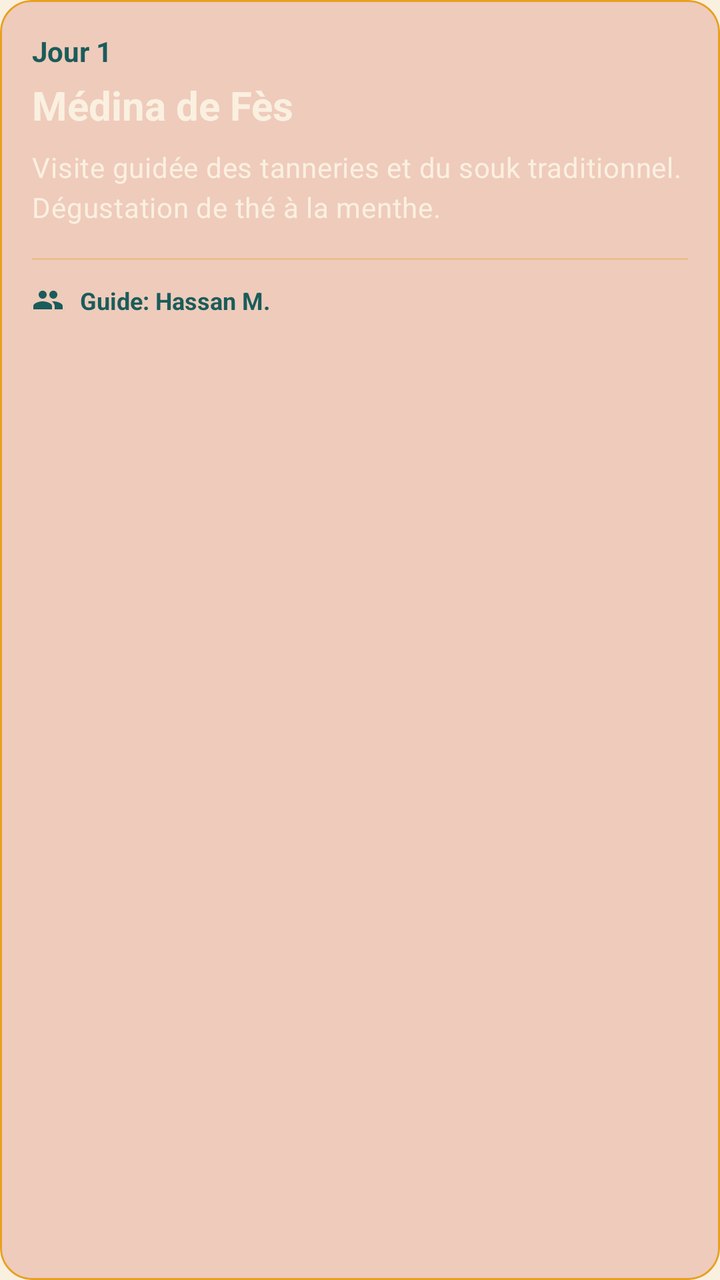
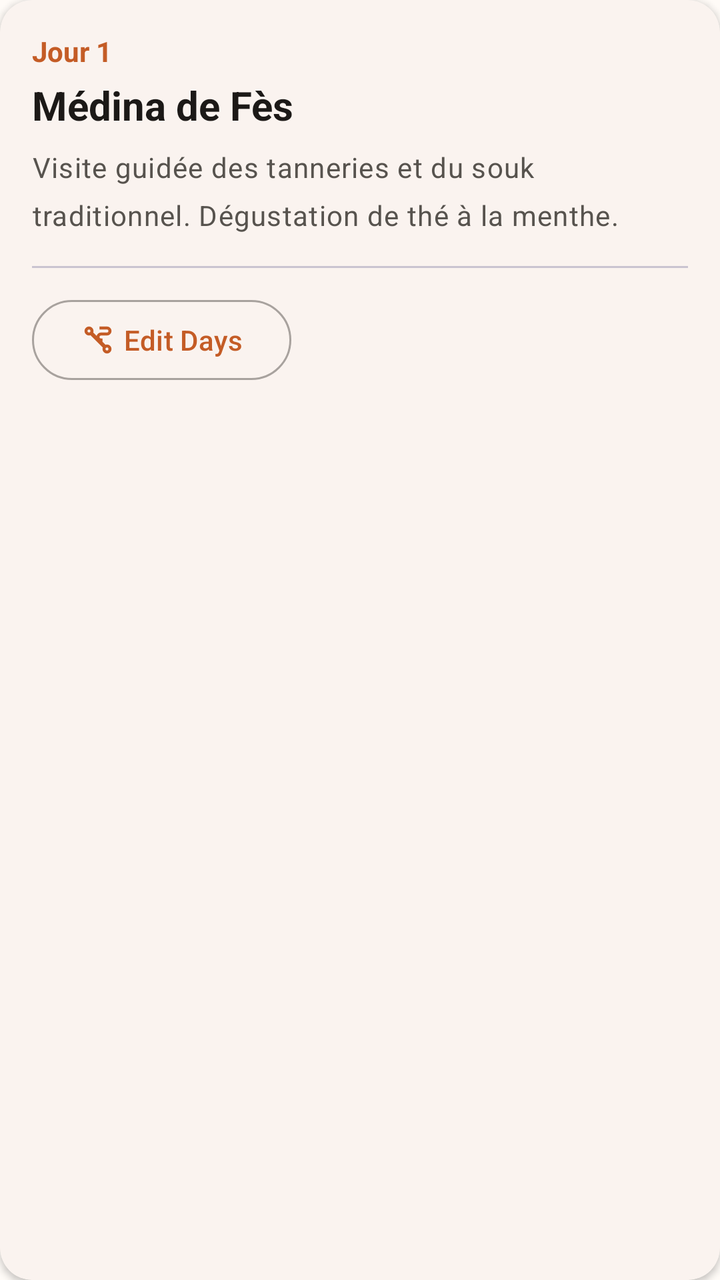

An Android layout rendered at two revisions. The XML below is the earlier revision; the diff shows what the commit changed to produce the second picture.
<!-- AndroidManifest.xml: application theme Theme.TourismGuide -->
<!-- res/layout/item_itinerary_ticket.xml -->
<?xml version="1.0" encoding="utf-8"?>
<com.google.android.material.card.MaterialCardView xmlns:android="http://schemas.android.com/apk/res/android"
    xmlns:app="http://schemas.android.com/apk/res-auto"
    android:layout_width="match_parent"
    android:layout_height="wrap_content"
    android:layout_marginBottom="16dp"
    app:cardBackgroundColor="@color/translucent_copper"
    app:cardCornerRadius="16dp"
    app:cardElevation="0dp"
    app:strokeWidth="1dp"
    app:strokeColor="@color/muted_gold">

    <androidx.constraintlayout.widget.ConstraintLayout
        android:layout_width="match_parent"
        android:layout_height="wrap_content"
        android:padding="16dp">

        <TextView
            android:id="@+id/textDay"
            android:layout_width="wrap_content"
            android:layout_height="wrap_content"
            android:text="Jour 1"
            android:textAppearance="@style/TextAppearance.Marhaba.Header"
            android:textColor="@color/deep_navy"
            android:textSize="14sp"
            app:layout_constraintStart_toStartOf="parent"
            app:layout_constraintTop_toTopOf="parent" />

        <TextView
            android:id="@+id/textTitle"
            android:layout_width="0dp"
            android:layout_height="wrap_content"
            android:layout_marginTop="4dp"
            android:text="Médina de Fès"
            android:textAppearance="@style/TextAppearance.Marhaba.Header"
            android:textColor="@color/text_white"
            android:textSize="20sp"
            app:layout_constraintEnd_toEndOf="parent"
            app:layout_constraintStart_toStartOf="parent"
            app:layout_constraintTop_toBottomOf="@id/textDay" />

        <TextView
            android:id="@+id/textDescription"
            android:layout_width="0dp"
            android:layout_height="wrap_content"
            android:layout_marginTop="8dp"
            android:text="Visite guidée des tanneries et du souk traditionnel. Dégustation de thé à la menthe."
            android:textAppearance="@style/TextAppearance.Marhaba.Body"
            android:textColor="@color/text_white"
            android:textSize="14sp"
            app:layout_constraintEnd_toEndOf="parent"
            app:layout_constraintStart_toStartOf="parent"
            app:layout_constraintTop_toBottomOf="@id/textTitle" />

        <View
            android:id="@+id/divider"
            android:layout_width="match_parent"
            android:layout_height="1dp"
            android:layout_marginTop="16dp"
            android:background="@color/muted_gold"
            android:alpha="0.3"
            app:layout_constraintTop_toBottomOf="@id/textDescription" />

        <LinearLayout
            android:layout_width="match_parent"
            android:layout_height="wrap_content"
            android:layout_marginTop="12dp"
            android:orientation="horizontal"
            app:layout_constraintTop_toBottomOf="@id/divider">

            <ImageView
                android:layout_width="16dp"
                android:layout_height="16dp"
                android:src="@drawable/ic_people"
                app:tint="@color/deep_navy" />

            <TextView
                android:id="@+id/textGuide"
                android:layout_width="wrap_content"
                android:layout_height="wrap_content"
                android:layout_marginStart="8dp"
                android:text="Guide: Hassan M."
                android:textColor="@color/deep_navy"
                android:textSize="12sp"
                android:textStyle="bold" />
        </LinearLayout>

    </androidx.constraintlayout.widget.ConstraintLayout>
</com.google.android.material.card.MaterialCardView>
<!-- resources referenced by this layout -->
<resources>
  <color name="deep_navy">#1A5C5A</color>
  <color name="muted_gold">#E8A020</color>
  <color name="text_white">#FAF0E0</color>
  <color name="translucent_copper">#33C0392B</color>
  <!-- drawable ic_people (drawable) -->
  <vector xmlns:android="http://schemas.android.com/apk/res/android" android:width="24dp" android:height="24dp" android:viewportWidth="24" android:viewportHeight="24">
      <path android:fillColor="?attr/colorControlNormal" android:pathData="M16,11c1.7,0 3,-1.3 3,-3s-1.3,-3 -3,-3 -3,1.3 -3,3 1.3,3 3,3zM8,11c1.7,0 3,-1.3 3,-3S9.7,5 8,5 5,6.3 5,8s1.3,3 3,3zM8,13c-2.3,0 -7,1.2 -7,3.5V19h14v-2.5C15,14.2 10.3,13 8,13zM16,13c-0.3,0 -0.7,0 -1.1,0.1 1.2,0.9 2.1,2 2.1,3.4V19h6v-2.5C23,14.2 18.3,13 16,13z" />
  </vector>
  <style name="TextAppearance.Marhaba.Body" parent="TextAppearance.Material3.BodyMedium">
          <item name="android:fontFamily">sans-serif</item>
          <item name="android:textColor">@color/night_marrakech</item>
      </style>
  <style name="TextAppearance.Marhaba.Header" parent="TextAppearance.Material3.HeadlineLarge">
          <item name="android:fontFamily">serif</item>
          <item name="android:textStyle">bold</item>
          <item name="android:textColor">@color/deep_zellige_teal</item>
      </style>
  <style name="Theme.TourismGuide" parent="Theme.Material3.DayNight.NoActionBar">
          <item name="colorPrimary">@color/terracotta_red</item>
          <item name="colorOnPrimary">@color/ivory_plaster</item>
          <item name="colorPrimaryContainer">@color/deep_zellige_teal</item>
          <item name="colorOnPrimaryContainer">@color/ivory_plaster</item>
          <item name="colorSecondary">@color/saffron_gold</item>
          <item name="colorOnSecondary">@color/night_marrakech</item>
          <item name="colorTertiary">@color/mint_sousse</item>
          <item name="colorOnTertiary">@color/night_marrakech</item>
          <item name="colorSurface">@color/ivory_plaster</item>
          <item name="colorOnSurface">@color/night_marrakech</item>
          <item name="colorSurfaceVariant">@color/moroccan_clay</item>
          <item name="colorOnSurfaceVariant">@color/night_marrakech</item>
          <item name="colorOutline">@color/argan_amber</item>
  
          <item name="android:statusBarColor">@color/deep_zellige_teal</item>
          <item name="android:windowLightStatusBar">false</item>
          <item name="android:navigationBarColor">@color/night_marrakech</item>
          <item name="android:windowBackground">@color/ivory_plaster</item>
      </style>
  <color name="night_marrakech">#1C1208</color>
  <color name="deep_zellige_teal">#1A5C5A</color>
  <color name="terracotta_red">#C0392B</color>
  <color name="ivory_plaster">#FAF0E0</color>
  <color name="saffron_gold">#E8A020</color>
  <color name="mint_sousse">#3AAFA9</color>
  <color name="moroccan_clay">#D4845A</color>
  <color name="argan_amber">#C97D2E</color>
</resources>

<!-- the commit's change to res/layout/item_itinerary_ticket.xml (unified diff, before → after) -->
@@ -4,11 +4,10 @@
     android:layout_width="match_parent"
     android:layout_height="wrap_content"
     android:layout_marginBottom="16dp"
-    app:cardBackgroundColor="@color/translucent_copper"
+    app:cardBackgroundColor="?attr/colorSurface"
     app:cardCornerRadius="16dp"
-    app:cardElevation="0dp"
-    app:strokeWidth="1dp"
-    app:strokeColor="@color/muted_gold">
+    app:cardElevation="2dp"
+    app:strokeWidth="0dp">
 
     <androidx.constraintlayout.widget.ConstraintLayout
         android:layout_width="match_parent"
@@ -21,7 +20,7 @@
             android:layout_height="wrap_content"
             android:text="Jour 1"
             android:textAppearance="@style/TextAppearance.Marhaba.Header"
-            android:textColor="@color/deep_navy"
+            android:textColor="?attr/colorPrimary"
             android:textSize="14sp"
             app:layout_constraintStart_toStartOf="parent"
             app:layout_constraintTop_toTopOf="parent" />
@@ -33,7 +32,7 @@
             android:layout_marginTop="4dp"
             android:text="Médina de Fès"
             android:textAppearance="@style/TextAppearance.Marhaba.Header"
-            android:textColor="@color/text_white"
+            android:textColor="?attr/colorOnSurface"
             android:textSize="20sp"
             app:layout_constraintEnd_toEndOf="parent"
             app:layout_constraintStart_toStartOf="parent"
@@ -46,7 +45,7 @@
             android:layout_marginTop="8dp"
             android:text="Visite guidée des tanneries et du souk traditionnel. Dégustation de thé à la menthe."
             android:textAppearance="@style/TextAppearance.Marhaba.Body"
-            android:textColor="@color/text_white"
+            android:textColor="?attr/colorOnSurfaceVariant"
             android:textSize="14sp"
             app:layout_constraintEnd_toEndOf="parent"
             app:layout_constraintStart_toStartOf="parent"
@@ -57,33 +56,19 @@
             android:layout_width="match_parent"
             android:layout_height="1dp"
             android:layout_marginTop="16dp"
-            android:background="@color/muted_gold"
-            android:alpha="0.3"
+            android:background="?attr/colorOutlineVariant"
             app:layout_constraintTop_toBottomOf="@id/textDescription" />
 
-        <LinearLayout
-            android:layout_width="match_parent"
+        <com.google.android.material.button.MaterialButton
+            android:id="@+id/buttonCustomize"
+            style="@style/Widget.Material3.Button.OutlinedButton"
+            android:layout_width="wrap_content"
             android:layout_height="wrap_content"
             android:layout_marginTop="12dp"
-            android:orientation="horizontal"
-            app:layout_constraintTop_toBottomOf="@id/divider">
-
-            <ImageView
-                android:layout_width="16dp"
-                android:layout_height="16dp"
-                android:src="@drawable/ic_people"
-                app:tint="@color/deep_navy" />
-
-            <TextView
-                android:id="@+id/textGuide"
-                android:layout_width="wrap_content"
-                android:layout_height="wrap_content"
-                android:layout_marginStart="8dp"
-                android:text="Guide: Hassan M."
-                android:textColor="@color/deep_navy"
-                android:textSize="12sp"
-                android:textStyle="bold" />
-        </LinearLayout>
+            android:text="@string/edit_days"
+            app:icon="@drawable/ic_route"
+            app:layout_constraintStart_toStartOf="parent"
+            app:layout_constraintTop_toBottomOf="@id/divider" />
 
     </androidx.constraintlayout.widget.ConstraintLayout>
 </com.google.android.material.card.MaterialCardView>
<!-- resource entries referenced after the edit -->
@@ -1,49 +1,56 @@
 <!-- resources referenced by this layout -->
 <resources>
-  <color name="deep_navy">#1A5C5A</color>
-  <color name="muted_gold">#E8A020</color>
-  <color name="text_white">#FAF0E0</color>
-  <color name="translucent_copper">#33C0392B</color>
-  <!-- drawable ic_people (drawable) -->
+  <!-- drawable ic_route (drawable) -->
   <vector xmlns:android="http://schemas.android.com/apk/res/android" android:width="24dp" android:height="24dp" android:viewportWidth="24" android:viewportHeight="24">
-      <path android:fillColor="?attr/colorControlNormal" android:pathData="M16,11c1.7,0 3,-1.3 3,-3s-1.3,-3 -3,-3 -3,1.3 -3,3 1.3,3 3,3zM8,11c1.7,0 3,-1.3 3,-3S9.7,5 8,5 5,6.3 5,8s1.3,3 3,3zM8,13c-2.3,0 -7,1.2 -7,3.5V19h14v-2.5C15,14.2 10.3,13 8,13zM16,13c-0.3,0 -0.7,0 -1.1,0.1 1.2,0.9 2.1,2 2.1,3.4V19h6v-2.5C23,14.2 18.3,13 16,13z" />
+      <path android:fillColor="?attr/colorControlNormal" android:pathData="M6,3a3,3 0,0 0,0 6c0.4,0 0.7,-0.1 1,-0.2L15.2,17c-0.1,0.3 -0.2,0.6 -0.2,1a3,3 0,1 0,3 -3c-0.4,0 -0.7,0.1 -1,0.2L8.8,7C8.9,6.7 9,6.4 9,6a3,3 0,0 0,-3 -3zM6,5a1,1 0,1 1,0 2,1 1,0 0,1 0,-2zM18,17a1,1 0,1 1,0 2,1 1,0 0,1 0,-2zM18,3h-5v2h5a1,1 0,0 1,0 2h-4a3,3 0,0 0,0 6h1v-2h-1a1,1 0,0 1,0 -2h4a3,3 0,0 0,0 -6z" />
   </vector>
-  <style name="TextAppearance.Marhaba.Body" parent="TextAppearance.Material3.BodyMedium">
-          <item name="android:fontFamily">sans-serif</item>
-          <item name="android:textColor">@color/night_marrakech</item>
+  <string name="edit_days">Edit Days</string>
+  <style name="TextAppearance.Marhaba.Body" parent="TextAppearance.Material3.BodyLarge">
+          <item name="android:textColor">?attr/colorOnSurfaceVariant</item>
       </style>
-  <style name="TextAppearance.Marhaba.Header" parent="TextAppearance.Material3.HeadlineLarge">
-          <item name="android:fontFamily">serif</item>
+  <style name="TextAppearance.Marhaba.Header" parent="TextAppearance.Material3.HeadlineMedium">
+          <item name="android:textColor">?attr/colorOnBackground</item>
           <item name="android:textStyle">bold</item>
-          <item name="android:textColor">@color/deep_zellige_teal</item>
       </style>
   <style name="Theme.TourismGuide" parent="Theme.Material3.DayNight.NoActionBar">
-          <item name="colorPrimary">@color/terracotta_red</item>
-          <item name="colorOnPrimary">@color/ivory_plaster</item>
-          <item name="colorPrimaryContainer">@color/deep_zellige_teal</item>
-          <item name="colorOnPrimaryContainer">@color/ivory_plaster</item>
-          <item name="colorSecondary">@color/saffron_gold</item>
-          <item name="colorOnSecondary">@color/night_marrakech</item>
-          <item name="colorTertiary">@color/mint_sousse</item>
-          <item name="colorOnTertiary">@color/night_marrakech</item>
-          <item name="colorSurface">@color/ivory_plaster</item>
-          <item name="colorOnSurface">@color/night_marrakech</item>
-          <item name="colorSurfaceVariant">@color/moroccan_clay</item>
-          <item name="colorOnSurfaceVariant">@color/night_marrakech</item>
-          <item name="colorOutline">@color/argan_amber</item>
-  
-          <item name="android:statusBarColor">@color/deep_zellige_teal</item>
-          <item name="android:windowLightStatusBar">false</item>
-          <item name="android:navigationBarColor">@color/night_marrakech</item>
-          <item name="android:windowBackground">@color/ivory_plaster</item>
+          <item name="colorPrimary">@color/md_primary</item>
+          <item name="colorOnPrimary">@color/md_on_primary</item>
+          <item name="colorPrimaryContainer">@color/md_primary_container</item>
+          <item name="colorOnPrimaryContainer">@color/md_on_primary_container</item>
+          <item name="colorSecondary">@color/md_secondary</item>
+          <item name="colorOnSecondary">@color/md_on_secondary</item>
+          <item name="colorSecondaryContainer">@color/md_secondary_container</item>
+          <item name="colorOnSecondaryContainer">@color/md_on_secondary_container</item>
+          <item name="colorTertiary">@color/md_tertiary</item>
+          <item name="colorOnTertiary">@color/md_on_tertiary</item>
+          <item name="colorSurface">@color/md_surface</item>
+          <item name="colorOnSurface">@color/md_on_surface</item>
+          <item name="colorSurfaceVariant">@color/md_surface_variant</item>
+          <item name="colorOnSurfaceVariant">@color/md_on_surface_variant</item>
+          <item name="colorOutline">@color/md_outline</item>
+          <item name="colorError">@color/md_error</item>
+          <item name="android:colorBackground">@color/md_background</item>
+          <item name="android:statusBarColor">@color/md_background</item>
+          <item name="android:navigationBarColor">@color/md_surface</item>
+          <item name="android:windowLightStatusBar">true</item>
+          <item name="android:windowBackground">@color/md_background</item>
       </style>
-  <color name="night_marrakech">#1C1208</color>
-  <color name="deep_zellige_teal">#1A5C5A</color>
-  <color name="terracotta_red">#C0392B</color>
-  <color name="ivory_plaster">#FAF0E0</color>
-  <color name="saffron_gold">#E8A020</color>
-  <color name="mint_sousse">#3AAFA9</color>
-  <color name="moroccan_clay">#D4845A</color>
-  <color name="argan_amber">#C97D2E</color>
+  <color name="md_primary">#C45C26</color>
+  <color name="md_on_primary">#FFFFFF</color>
+  <color name="md_primary_container">#FFDBC8</color>
+  <color name="md_on_primary_container">#3A0F00</color>
+  <color name="md_secondary">#775847</color>
+  <color name="md_on_secondary">#FFFFFF</color>
+  <color name="md_secondary_container">#FFDBC8</color>
+  <color name="md_on_secondary_container">#2C1608</color>
+  <color name="md_tertiary">#6B5E2E</color>
+  <color name="md_on_tertiary">#FFFFFF</color>
+  <color name="md_surface">#FFFFFF</color>
+  <color name="md_on_surface">#1C1917</color>
+  <color name="md_surface_variant">#F5EDE4</color>
+  <color name="md_on_surface_variant">#57534E</color>
+  <color name="md_outline">#A8A29E</color>
+  <color name="md_error">#BA1A1A</color>
+  <color name="md_background">#FFFBF7</color>
 </resources>
 
